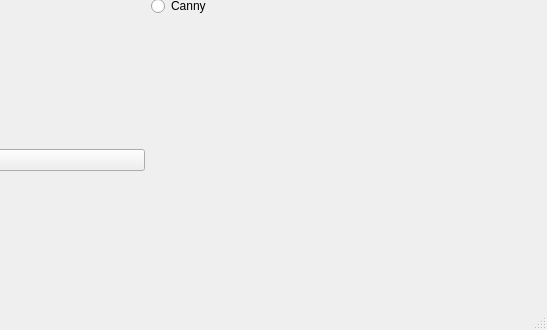
First picture: the form in video/mainwindow.ui, repository nikita221133/opencv, before the edit; both pictures show x 252 to 799 and y 270 to 600 of the 799 by 600 pixel window.
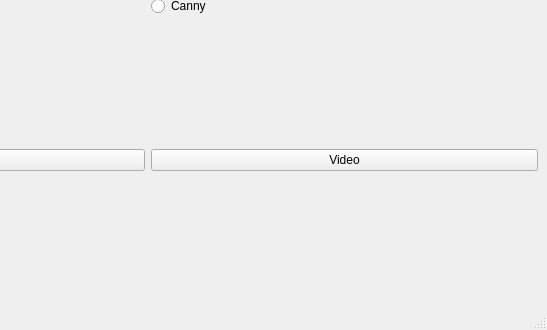
Second picture: the form after the edit.

Diff of the .ui file:
```diff
--- a/video/mainwindow.ui
+++ b/video/mainwindow.ui
@@ -78,6 +78,13 @@
       </property>
      </widget>
     </item>
+    <item row="1" column="1">
+     <widget class="QPushButton" name="video">
+      <property name="text">
+       <string>Video</string>
+      </property>
+     </widget>
+    </item>
    </layout>
   </widget>
   <widget class="QMenuBar" name="menubar">
```
Left out of the diff: 2 changed lines with no effect on the pictures.
